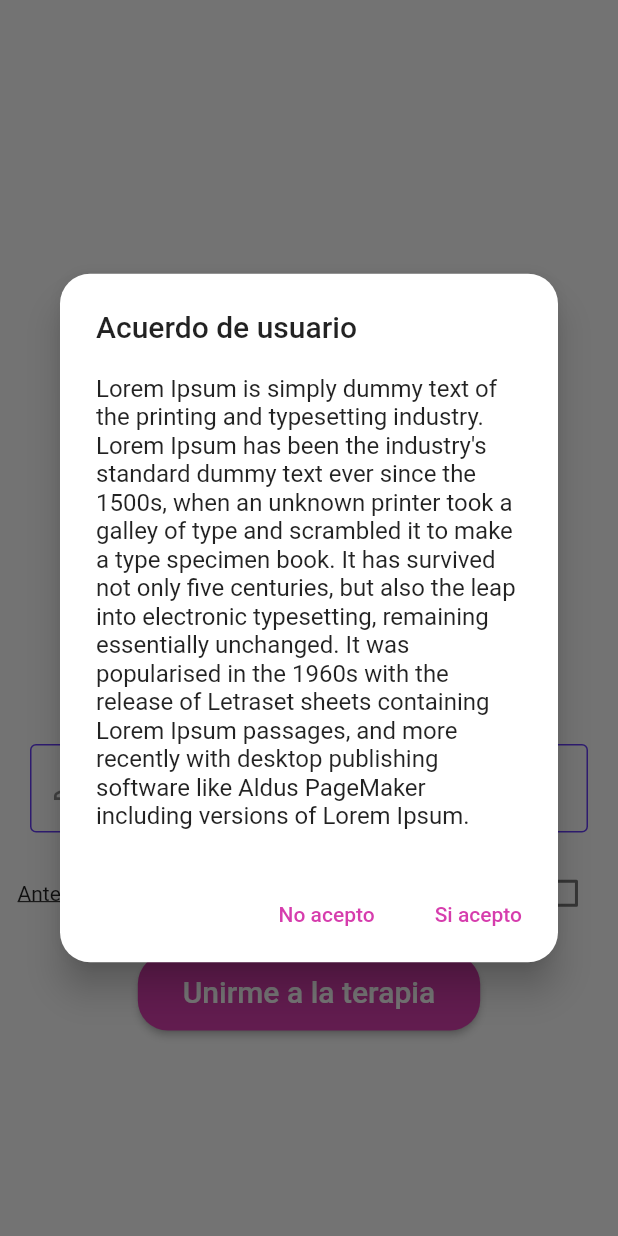
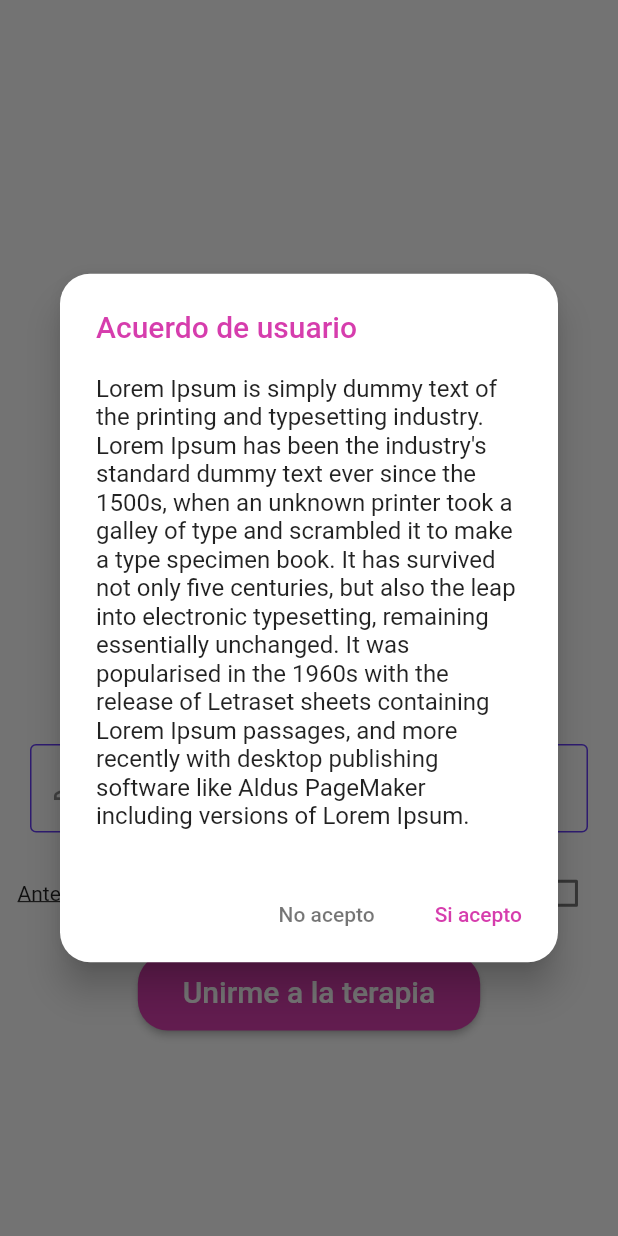
Before and after one commit to Higia-Care/higia_videocall, a Flutter app: the screen it shows after launch, after a tap on "Antes de ingresar acepta nuestra politic", on a phone screen of 412 x 824 dp. Run offline on Flutter 3.47's test engine with Material 2 defaults, Android fonts, the light colour scheme and no system bars; our stand-ins replace animate_do, permission_handler; missing offline and left inert: agora_rtc_engine.

Commit message:
updating styles

```diff
--- a/lib/src/pages/index.dart
+++ b/lib/src/pages/index.dart
@@ -77,7 +77,10 @@ class IndexState extends State<IndexPage> {
             showDialog(
               context: context,
               builder: (_) => AlertDialog(
-                title: Text('Acuerdo de usuario'),
+                title: Text(
+                  'Acuerdo de usuario',
+                  style: TextStyle(color: themeData.accentColor),
+                ),
                 content: Text(userAgrement),
                 elevation: 10,
                 scrollable: true,
@@ -89,7 +92,7 @@ class IndexState extends State<IndexPage> {
                     child: Text(
                       'No acepto',
                       style: TextStyle(
-                        color: themeData.accentColor,
+                        color: Colors.black54,
                       ),
                     ),
                     onPressed: () {
```
